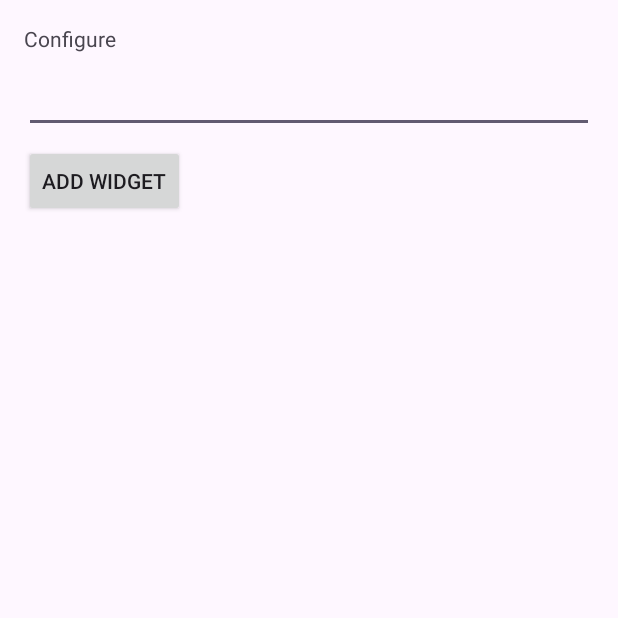
After one commit to iToastMost/Custom-Android-Audio-Player, an Android app: the AudioPlayerWidgetConfigureActivity screen opened directly, with no data from a screen before it, on a phone screen of 412 x 824 dp, the top half of it. The commit adds this screen. Run offline under Robolectric (Android 15) with nearby library versions, the phone set to English and light mode, and no system bars; 1 statement that could not run was skipped.

Commit message:
Started addition of lock screen widget

```diff
--- a/app/build.gradle.kts
+++ b/app/build.gradle.kts
@@ -29,6 +29,9 @@ android {
         sourceCompatibility = JavaVersion.VERSION_1_8
         targetCompatibility = JavaVersion.VERSION_1_8
     }
+    buildFeatures {
+        viewBinding = true
+    }
 }
 
 dependencies {
--- /dev/null
+++ b/app/src/main/java/com/CheekyLittleApps/audioplayer/AudioPlayerWidgetConfigureActivity.java
@@ -0,0 +1,103 @@
+package com.CheekyLittleApps.audioplayer;
+
+import android.app.Activity;
+import android.appwidget.AppWidgetManager;
+import android.content.Context;
+import android.content.Intent;
+import android.content.SharedPreferences;
+import android.os.Bundle;
+import android.view.View;
+import android.widget.EditText;
+
+import com.CheekyLittleApps.audioplayer.databinding.AudioPlayerWidgetConfigureBinding;
+
+/**
+ * The configuration screen for the {@link AudioPlayerWidget AudioPlayerWidget} AppWidget.
+ */
+public class AudioPlayerWidgetConfigureActivity extends Activity {
+
+    private static final String PREFS_NAME = "com.CheekyLittleApps.audioplayer.AudioPlayerWidget";
+    private static final String PREF_PREFIX_KEY = "appwidget_";
+    int mAppWidgetId = AppWidgetManager.INVALID_APPWIDGET_ID;
+    EditText mAppWidgetText;
+    View.OnClickListener mOnClickListener = new View.OnClickListener() {
+        public void onClick(View v) {
+            final Context context = AudioPlayerWidgetConfigureActivity.this;
+
+            // When the button is clicked, store the string locally
+            String widgetText = mAppWidgetText.getText().toString();
+            saveTitlePref(context, mAppWidgetId, widgetText);
+
+            // It is the responsibility of the configuration activity to update the app widget
+            AppWidgetManager appWidgetManager = AppWidgetManager.getInstance(context);
+            AudioPlayerWidget.updateAppWidget(context, appWidgetManager, mAppWidgetId);
+
+            // Make sure we pass back the original appWidgetId
+            Intent resultValue = new Intent();
+            resultValue.putExtra(AppWidgetManager.EXTRA_APPWIDGET_ID, mAppWidgetId);
+            setResult(RESULT_OK, resultValue);
+            finish();
+        }
+    };
+    private AudioPlayerWidgetConfigureBinding binding;
+
+    public AudioPlayerWidgetConfigureActivity() {
+        super();
+    }
+
+    // Write the prefix to the SharedPreferences object for this widget
+    static void saveTitlePref(Context context, int appWidgetId, String text) {
+        SharedPreferences.Editor prefs = context.getSharedPreferences(PREFS_NAME, 0).edit();
+        prefs.putString(PREF_PREFIX_KEY + appWidgetId, text);
+        prefs.apply();
+    }
+
+    // Read the prefix from the SharedPreferences object for this widget.
+    // If there is no preference saved, get the default from a resource
+    static String loadTitlePref(Context context, int appWidgetId) {
+        SharedPreferences prefs = context.getSharedPreferences(PREFS_NAME, 0);
+        String titleValue = prefs.getString(PREF_PREFIX_KEY + appWidgetId, null);
+        if (titleValue != null) {
+            return titleValue;
+        } else {
+            return context.getString(R.string.appwidget_text);
+        }
+    }
+
+    static void deleteTitlePref(Context context, int appWidgetId) {
+        SharedPreferences.Editor prefs = context.getSharedPreferences(PREFS_NAME, 0).edit();
+        prefs.remove(PREF_PREFIX_KEY + appWidgetId);
+        prefs.apply();
+    }
+
+    @Override
+    public void onCreate(Bundle icicle) {
+        super.onCreate(icicle);
+
+        // Set the result to CANCELED.  This will cause the widget host to cancel
+        // out of the widget placement if the user presses the back button.
+        setResult(RESULT_CANCELED);
+
+        binding = AudioPlayerWidgetConfigureBinding.inflate(getLayoutInflater());
+        setContentView(binding.getRoot());
+
+        mAppWidgetText = binding.appwidgetText;
+        binding.addButton.setOnClickListener(mOnClickListener);
+
+        // Find the widget id from the intent.
+        Intent intent = getIntent();
+        Bundle extras = intent.getExtras();
+        if (extras != null) {
+            mAppWidgetId = extras.getInt(
+                    AppWidgetManager.EXTRA_APPWIDGET_ID, AppWidgetManager.INVALID_APPWIDGET_ID);
+        }
+
+        // If this activity was started with an intent without an app widget ID, finish with an error.
+        if (mAppWidgetId == AppWidgetManager.INVALID_APPWIDGET_ID) {
+            finish();
+            return;
+        }
+
+        mAppWidgetText.setText(loadTitlePref(AudioPlayerWidgetConfigureActivity.this, mAppWidgetId));
+    }
+}
--- /dev/null
+++ b/app/src/main/res/layout/audio_player_widget_configure.xml
@@ -0,0 +1,28 @@
+<?xml version="1.0" encoding="utf-8"?>
+<LinearLayout xmlns:android="http://schemas.android.com/apk/res/android"
+    android:layout_width="match_parent"
+    android:layout_height="wrap_content"
+    android:orientation="vertical"
+    android:padding="16dp">
+
+    <TextView
+        android:layout_width="match_parent"
+        android:layout_height="wrap_content"
+        android:layout_marginBottom="8dp"
+        android:labelFor="@id/appwidget_text"
+        android:text="@string/configure" />
+
+    <EditText
+        android:id="@+id/appwidget_text"
+        android:layout_width="match_parent"
+        android:layout_height="wrap_content"
+        android:inputType="text" />
+
+    <Button
+        android:id="@+id/add_button"
+        android:layout_width="wrap_content"
+        android:layout_height="wrap_content"
+        android:layout_marginTop="8dp"
+        android:text="@string/add_widget" />
+
+</LinearLayout>
--- a/app/src/main/res/values/colors.xml
+++ b/app/src/main/res/values/colors.xml
@@ -2,4 +2,8 @@
 <resources>
     <color name="black">#FF000000</color>
     <color name="white">#FFFFFFFF</color>
+    <color name="light_blue_50">#FFE1F5FE</color>
+    <color name="light_blue_200">#FF81D4FA</color>
+    <color name="light_blue_600">#FF039BE5</color>
+    <color name="light_blue_900">#FF01579B</color>
 </resources>
--- a/app/src/main/res/values/strings.xml
+++ b/app/src/main/res/values/strings.xml
@@ -19,4 +19,8 @@
         <item>1.75x</item>
         <item>2.00x</item>
     </string-array>
+    <string name="appwidget_text">EXAMPLE</string>
+    <string name="configure">Configure</string>
+    <string name="add_widget">Add widget</string>
+    <string name="app_widget_description">This is an app widget description</string>
 </resources>
```
Also changed, not shown: app/src/main/AndroidManifest.xml (+20 -1 lines), app/src/main/java/com/CheekyLittleApps/audioplayer/AudioPlayerWidget.java (added, +51 -0 lines), app/src/main/res/drawable-v21/app_widget_background.xml (added, +10 -0 lines), app/src/main/res/drawable-v21/app_widget_inner_view_background.xml (added, +10 -0 lines), app/src/main/res/layout/audio_player_widget.xml (added, +19 -0 lines), app/src/main/res/values-night-v31/themes.xml (added, +10 -0 lines), app/src/main/res/values-v21/styles.xml (added, +14 -0 lines), app/src/main/res/values-v31/styles.xml (added, +16 -0 lines), app/src/main/res/values-v31/themes.xml (added, +11 -0 lines), app/src/main/res/values/attrs.xml (added, +7 -0 lines), app/src/main/res/values/dimens.xml (added, +10 -0 lines), app/src/main/res/values/styles.xml (added, +12 -0 lines), app/src/main/res/values/themes.xml (+15 -0 lines), app/src/main/res/xml/audio_player_widget_info.xml (added, +15 -0 lines), 1 more files.
